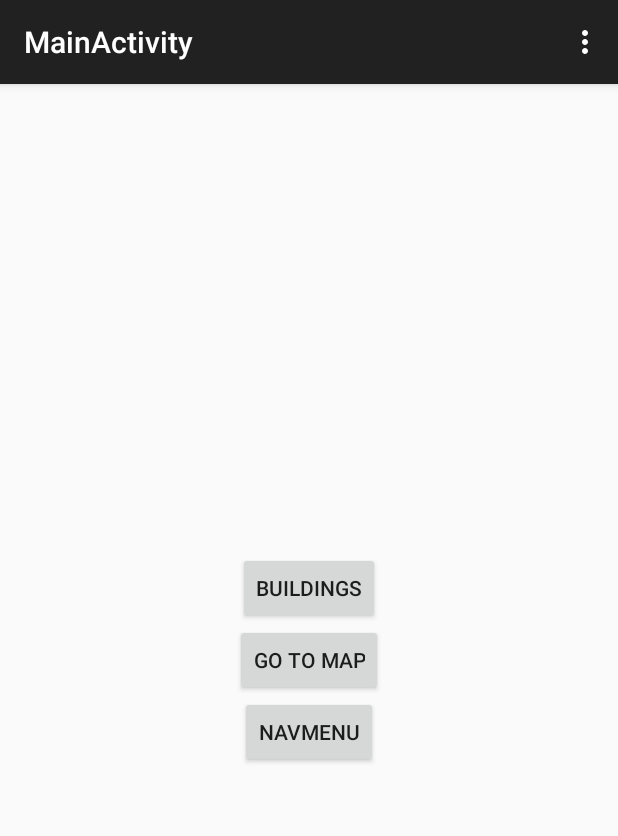
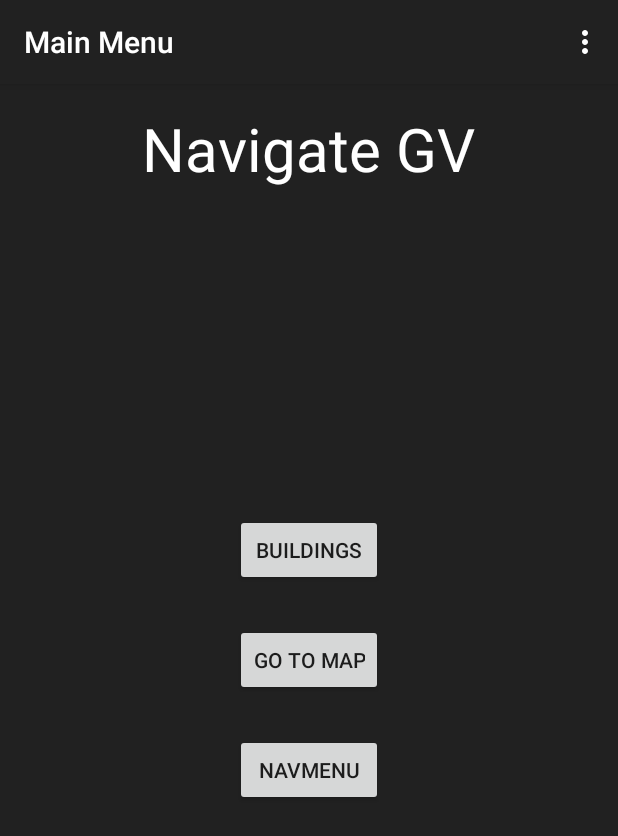
Before and after one commit to rossch/GV-maps, an Android app: the MainActivity screen opened directly, with no data from a screen before it, on a phone screen of 412 x 824 dp. Shown: the top 836 px of the screen. Run offline under Robolectric (Android 15) with nearby library versions, the phone set to English and light mode, and no system bars; libraries missing offline, so code that uses them is left out: com.parse.

Commit message:
Updated the names of activities. Changed to a darker theme so it's easier to look at. Spaced out buttons so they are easier to click.

```diff
--- a/app/src/main/AndroidManifest.xml
+++ b/app/src/main/AndroidManifest.xml
@@ -37,15 +37,15 @@
         </activity>
         <activity
             android:name=".MainActivity"
-            android:label="@string/title_activity_main" >
+            android:label="Main Menu" >
         </activity>
         <activity
             android:name=".NavMenu"
-            android:label="@string/title_activity_nav_menu" >
+            android:label="Navigation" >
         </activity>
         <activity
             android:name=".BuildingsActivity"
-            android:label="@string/title_activity_buildings" >
+            android:label="Buildings" >
         </activity>
         <activity
             android:name=".RoomsList"
--- a/app/src/main/java/com/example/rossch/gv_maps/MapsActivity.java
+++ b/app/src/main/java/com/example/rossch/gv_maps/MapsActivity.java
@@ -140,7 +140,7 @@ public class MapsActivity extends FragmentActivity {
      * createBuildingSections
      */
     private void createBuildingSections() {
-        createSectionB();
+        //createSectionB();
         createSectionA();
         createSectionC();
         createSectionD();
--- a/app/src/main/java/com/example/rossch/gv_maps/RoomsList.java
+++ b/app/src/main/java/com/example/rossch/gv_maps/RoomsList.java
@@ -1,6 +1,7 @@
 package com.example.rossch.gv_maps;
 
 import android.content.Intent;
+import android.graphics.Color;
 import android.support.v7.app.AppCompatActivity;
 import android.os.Bundle;
 import android.util.Log;
@@ -70,6 +71,7 @@ public class RoomsList extends AppCompatActivity {
                 TextView myText = new TextView(this);
                 myText.setText((String) tempRoomsArray.get(j));
                 myText.setTextSize(TypedValue.COMPLEX_UNIT_PX, 80);
+                myText.setTextColor(Color.parseColor("#FFFFFF"));
                 final int TEMPINT = j;
 
                 //Set on click listener for every new table row
--- a/app/src/main/res/layout/activity_buildings.xml
+++ b/app/src/main/res/layout/activity_buildings.xml
@@ -5,7 +5,8 @@
     android:paddingTop="@dimen/activity_vertical_margin"
     android:paddingBottom="@dimen/activity_vertical_margin"
     tools:context="com.example.rossch.gv_maps.BuildingsActivity"
-    android:id="@+id/buildingsTableLayout">
+    android:id="@+id/buildingsTableLayout"
+    android:background="@color/material_grey_900">
 
     <TableLayout
         android:layout_width="match_parent"
@@ -27,7 +28,8 @@
                 android:id="@+id/tr1Text"
                 android:textSize="24dp"
                 android:text="Mackinac Hall"
-                android:onClick="macRoomsList" />
+                android:onClick="macRoomsList"
+                android:textColor="#FFF" />
 
         </TableRow>
 
--- a/app/src/main/res/layout/activity_main.xml
+++ b/app/src/main/res/layout/activity_main.xml
@@ -5,8 +5,8 @@
     android:paddingTop="@dimen/activity_vertical_margin"
     android:paddingBottom="@dimen/activity_vertical_margin"
     tools:context="com.example.rossch.gv_maps.MainActivity"
-    android:id="@+id/mainLayout">
-
+    android:id="@+id/mainLayout"
+    android:background="@color/material_grey_900">
 
     <Button
         style="?android:attr/buttonStyleSmall"
@@ -14,28 +14,49 @@
         android:layout_height="wrap_content"
         android:text="Go To Map"
         android:id="@+id/button"
+        android:onClick="goToMap"
         android:layout_centerVertical="true"
-        android:layout_centerHorizontal="true"
-        android:onClick="goToMap" />
+        android:layout_centerHorizontal="true" />
 
     <Button
         style="?android:attr/buttonStyleSmall"
         android:layout_width="wrap_content"
         android:layout_height="wrap_content"
         android:text="NavMenu"
-        android:id="@+id/button3"
+        android:id="@+id/navButton"
         android:onClick="goToNav"
         android:layout_below="@+id/button"
-        android:layout_centerHorizontal="true" />
+        android:layout_alignLeft="@+id/button"
+        android:layout_alignStart="@+id/button"
+        android:layout_alignRight="@+id/button"
+        android:layout_alignEnd="@+id/button"
+        android:layout_marginTop="25dp"
+        android:layout_marginBottom="25dp" />
 
     <Button
         android:layout_width="wrap_content"
         android:layout_height="wrap_content"
         android:text="Buildings"
         android:id="@+id/buildingsButton"
+        android:singleLine="true"
+        android:onClick="goToBuildings"
         android:layout_above="@+id/button"
-        android:layout_centerHorizontal="true"
-        android:singleLine="true"
-        android:onClick="goToBuildings" />
+        android:layout_alignLeft="@+id/button"
+        android:layout_alignStart="@+id/button"
+        android:layout_alignRight="@+id/button"
+        android:layout_alignEnd="@+id/button"
+        android:layout_marginTop="25dp"
+        android:layout_marginBottom="25dp" />
+
+    <TextView
+        android:layout_width="wrap_content"
+        android:layout_height="wrap_content"
+        android:textAppearance="?android:attr/textAppearanceLarge"
+        android:text="Navigate GV"
+        android:id="@+id/titleText"
+        android:textSize="40dp"
+        android:textColor="#fff"
+        android:layout_alignParentTop="true"
+        android:layout_centerHorizontal="true" />
 
 </RelativeLayout>
--- a/app/src/main/res/layout/activity_rooms_list.xml
+++ b/app/src/main/res/layout/activity_rooms_list.xml
@@ -4,7 +4,8 @@
     android:paddingRight="@dimen/activity_horizontal_margin"
     android:paddingTop="@dimen/activity_vertical_margin"
     android:paddingBottom="@dimen/activity_vertical_margin"
-    tools:context="com.example.rossch.gv_maps.RoomsList">
+    tools:context="com.example.rossch.gv_maps.RoomsList"
+    android:background="@color/material_grey_900">
 
     <ScrollView
         android:layout_width="fill_parent"
```
